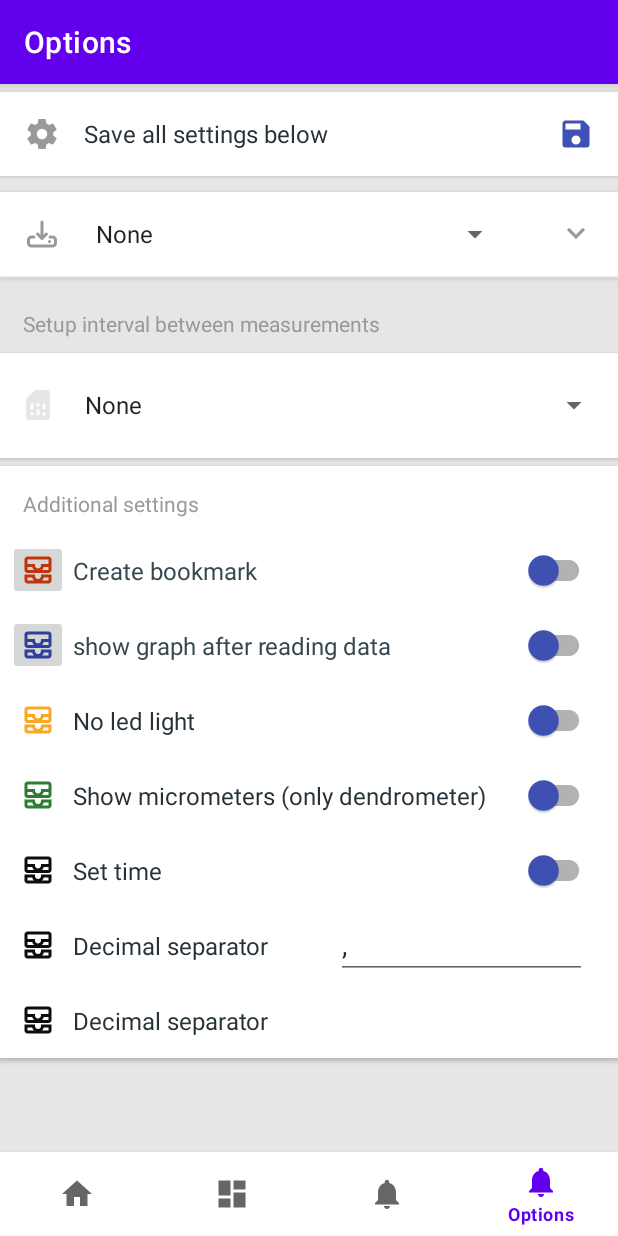
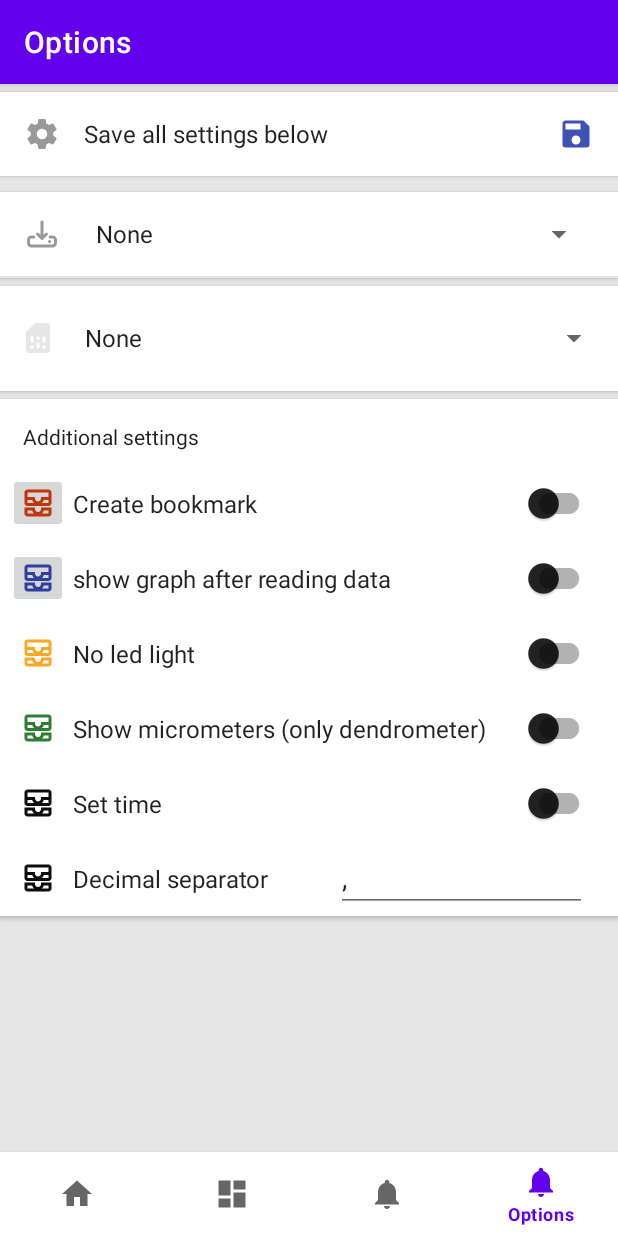
Before and after one commit to kratousek/lola, an Android app: the OptionsFragment screen opened through its navigation route, on a phone screen of 412 x 824 dp. Run offline under Robolectric (Android 15) with nearby library versions, the phone set to English and light mode, and no system bars; our stand-ins replace navigation-ui; libraries missing offline, so code that uses them is left out: com.github.mikephil.charting; 11 statements that could not run were skipped.

```diff
--- a/app/src/main/java/com/tomst/lolly/LollyService.java
+++ b/app/src/main/java/com/tomst/lolly/LollyService.java
@@ -3,6 +3,7 @@ package com.tomst.lolly;
 import android.app.Service;
 import android.content.Context;
 import android.content.Intent;
+import android.content.SharedPreferences;
 import android.content.pm.PackageManager;
 import android.location.LocationListener;
 import android.location.LocationManager;
@@ -151,10 +152,20 @@ public class LollyService extends Service {
             throw new UnsupportedOperationException("startBindService.mContext is null / (set app context !)");
         }
 
+        //Context context = getContext();
+        SharedPreferences sharedPref = mContext.getSharedPreferences(getString(R.string.save_options), mContext.MODE_PRIVATE);
+        SharedPreferences.Editor editor = sharedPref.edit();
+
+
         ftTMS = new TMSReader(mContext);
         ftTMS.ConnectDevice();
         ftTMS.SetHandler(handler);
         ftTMS.SetDataHandler(this.dataHandler);
+
+        // setup properties before running
+        ftTMS.Writebookmark =  sharedPref.getBoolean("bookmark",false);
+
+
         ftTMS.SetRunning(true); // povol provoz v mLoop
         //ftTMS.start();
 
--- a/app/src/main/java/com/tomst/lolly/core/TMSReader.java
+++ b/app/src/main/java/com/tomst/lolly/core/TMSReader.java
@@ -1,6 +1,4 @@
 package com.tomst.lolly.core;
-
-import static java.security.AccessController.getContext;
 
 import android.annotation.SuppressLint;
 import android.content.Context;
@@ -54,6 +52,7 @@ public class TMSReader extends Thread {
     public String SerialNumber;
     public String AdapterNumber;
     public RFirmware rfir;
+    public boolean Writebookmark;
 
 
     private static volatile TDevState devState;
@@ -919,6 +918,8 @@ public class TMSReader extends Thread {
         pars.SetHandler(datahandler);
         pars.SetDeviceType(rfir.DeviceType);
 
+
+
         if (ftDev == null)
         {
             Log.e("j2xx","SendMessage : d2xx device doesnt exist");
@@ -930,6 +931,9 @@ public class TMSReader extends Thread {
             Log.e("j2xx", "SendMessage: device not open");
             return false;
         }
+
+        // pointer na bookmark
+
 
         // pointer na nulu
         String respond = fHer.doCommand("S=$000000");
@@ -951,6 +955,7 @@ public class TMSReader extends Thread {
                 ss = parser.dpacket(respond);
                 Log.i(TAG,respond);
             };
+
             // jakou mam aktualne adresu
             respond = fHer.doCommand("S");
 
--- a/app/src/main/java/com/tomst/lolly/ui/options/OptionsFragment.java
+++ b/app/src/main/java/com/tomst/lolly/ui/options/OptionsFragment.java
@@ -28,6 +28,7 @@ import com.tomst.lolly.databinding.FragmentOptionsBinding;
 import com.tomst.lolly.utils.Tools;
 import com.tomst.lolly.utils.ViewAnimation;
 
+
 public class OptionsFragment extends Fragment implements AdapterView.OnItemSelectedListener {
 
 
@@ -35,12 +36,43 @@ public class OptionsFragment extends Fragment implements AdapterView.OnItemSelec
     public void onItemSelected(AdapterView<?> parent, View view,
                                int pos, long id)
     {
-        switch (parent.getId()) {
+        /*
+        int i = R.id.spiDownload;
+        int j = parent.getId();
 
+        if (i==R.id.spiDownload) {
+            String line = String.format("%s time: %s", modes_desc[pos], parent.getItemAtPosition(pos).toString());
+        }
+         */
+
+        switch (parent.getId()){
+            case R.id.spiDownload :
+                break;
+
+            case R.id.spiInterval:
+                break;
+
+            default:
+                Toast.makeText(getActivity(),"Spinner without onItemSelected ",Toast.LENGTH_LONG).show();
         }
 
-        String line = String.format("%s time: %s",modes_desc[pos],parent.getItemAtPosition(pos).toString());
+        /*
+        switch (j){
+            case
+        }
+         */
+
+        /*
+        switch (parent.getId()) {
+            case R.id.spiDownload:
+                String line = String.format("%s time: %s",modes_desc[pos],parent.getItemAtPosition(pos).toString());
+                break;
+
+            case R.id.spiInterval:
+                break;
+        }
         Toast.makeText(getActivity(), line , Toast.LENGTH_LONG).show();
+         */
     }
 
     @Override
@@ -128,6 +160,7 @@ public class OptionsFragment extends Fragment implements AdapterView.OnItemSelec
         }
     }
 
+    /*
     private void toggleSectionInfo(View view) {
         boolean show = toggleArrow(view);
         if (show) {
@@ -141,6 +174,7 @@ public class OptionsFragment extends Fragment implements AdapterView.OnItemSelec
             ViewAnimation.collapse(lyt_expand_info);
         }
     }
+     */
 
 
     private void SaveForm(){
@@ -156,8 +190,6 @@ public class OptionsFragment extends Fragment implements AdapterView.OnItemSelec
 //        editor.putBoolean("read_all",binding.readAll.isChecked());
 //        editor.putBoolean("read_bookmark",binding.readBookmark.isChecked());
 //        editor.putBoolean("read_date",binding.readDate.isChecked());
-
-
 
         // odkud vycitam
         int spiDownload = (int) binding.spiDownload.getSelectedItemId();
@@ -179,7 +211,12 @@ public class OptionsFragment extends Fragment implements AdapterView.OnItemSelec
         editor.putBoolean("settime",binding.settime.isChecked());
 
         // nastav carku-tecku
-        editor.putString("decimalseparator",binding.decimalseparator.toString());
+        String s = String.valueOf(binding.Deci.getText());
+        editor.putString("decimalseparator",s);
+
+        //editor.putString("decimalseparator",",");
+        //editor.putString("decimalseparator",",");
+
         editor.apply();
     }
 
@@ -212,7 +249,7 @@ public class OptionsFragment extends Fragment implements AdapterView.OnItemSelec
         binding.settime.setChecked(sharedPref.getBoolean("settime",false));
 
         String s = sharedPref.getString("decimalseparator",",");  // desetinny oddelovac
-        binding.decimalseparator.setText(s);
+        binding.Deci.setText(s);
     }
 
     @Override
@@ -244,6 +281,7 @@ public class OptionsFragment extends Fragment implements AdapterView.OnItemSelec
         //Resources res = getResources();
         modes_desc = res.getStringArray(R.array.modes_desc);
 
+        /*
         bt_toggle_info = (ImageButton) root.findViewById(R.id.bt_toggle_info);
         bt_toggle_info.setOnClickListener(new View.OnClickListener() {
             @Override
@@ -251,6 +289,7 @@ public class OptionsFragment extends Fragment implements AdapterView.OnItemSelec
                 toggleSectionInfo(bt_toggle_info);
             }
         });
+         */
 
         // nested scrollview
         nested_scroll_view = (NestedScrollView) root.findViewById(R.id.nested_scroll_view);
--- a/app/src/main/res/layout/fragment_options.xml
+++ b/app/src/main/res/layout/fragment_options.xml
@@ -39,7 +39,6 @@
                     <LinearLayout
                         android:layout_width="match_parent"
                         android:layout_height="wrap_content"
-                        android:background="@android:color/white"
                         android:gravity="center_vertical"
                         android:minHeight="?attr/actionBarSize"
                         android:orientation="horizontal">
@@ -57,7 +56,7 @@
                             android:layout_weight="1"
                             android:text="Save all settings below "
                             android:textAppearance="@style/TextAppearance.AppCompat.Subhead"
-                            android:textColor="@color/grey_90" />
+                            android:textColor="?android:textColorPrimary" />
 
                         <View
                             android:layout_width="@dimen/spacing_large"
@@ -96,7 +95,6 @@
                     <LinearLayout
                         android:layout_width="match_parent"
                         android:layout_height="wrap_content"
-                        android:background="@android:color/white"
                         android:gravity="center_vertical"
                         android:minHeight="?attr/actionBarSize"
                         android:orientation="horizontal">
@@ -115,18 +113,13 @@
                             android:layout_height="wrap_content"
                             android:layout_weight="1"
                             android:textAppearance="@style/TextAppearance.AppCompat.Subhead"
-                            android:textColor="@color/grey_80" />
+                            android:textColor="?android:textColorPrimary" />
 
                         <View
                             android:layout_width="@dimen/spacing_large"
                             android:layout_height="wrap_content" />
 
-                        <ImageButton
-                            android:id="@+id/bt_toggle_info"
-                            android:layout_width="?attr/actionBarSize"
-                            android:layout_height="?attr/actionBarSize"
-                            android:background="?attr/selectableItemBackgroundBorderless"
-                            app:srcCompat="@drawable/ic_expand_arrow" />
+
 
                     </LinearLayout>
 
@@ -149,16 +142,6 @@
 
 
             <!-- sekce s checkboxama !-->
-            <TextView
-                android:layout_width="wrap_content"
-                android:layout_height="wrap_content"
-                android:layout_marginBottom="@dimen/spacing_middle"
-                android:layout_marginLeft="@dimen/spacing_large"
-                android:layout_marginStart="@dimen/spacing_large"
-                android:layout_marginTop="@dimen/spacing_large"
-                android:text="Setup interval between measurements"
-                android:textAppearance="@style/TextAppearance.AppCompat.Body1"
-                android:textColor="@color/grey_40" />
 
 
                 <androidx.cardview.widget.CardView
@@ -202,7 +185,7 @@
                                 android:layout_height="wrap_content"
                                 android:layout_weight="1"
                                 android:textAppearance="@style/TextAppearance.AppCompat.Subhead"
-                                android:textColor="@color/grey_80" />
+                                android:textColor="?android:textColorPrimary" />
 
                         </LinearLayout>
 
@@ -234,7 +217,7 @@
                             android:layout_marginBottom="@dimen/spacing_middle"
                             android:text="Additional settings"
                             android:textAppearance="@style/TextAppearance.AppCompat.Body1"
-                            android:textColor="@color/grey_40" />
+                            android:textColor="?android:textColorPrimary" />
 
 
                         <LinearLayout
@@ -264,7 +247,8 @@
                                 android:layout_weight="1"
                                 android:text="Create bookmark"
                                 android:textAppearance="@style/TextAppearance.AppCompat.Subhead"
-                                android:textColor="@color/grey_80" />
+                                android:textColor="?android:textColorPrimary"
+                                />
 
                             <View
                                 android:layout_width="@dimen/spacing_middle"
@@ -275,7 +259,8 @@
                                 android:layout_width="wrap_content"
                                 android:layout_height="wrap_content"
                                 android:checked="true"
-                                app:thumbTint="@color/colorPrimary" />
+                                app:thumbTint="?android:textColorPrimary"
+                                />
                             <View
                                 android:layout_width="@dimen/spacing_middle"
                                 android:layout_height="wrap_content" />
@@ -309,7 +294,8 @@
                                 android:layout_weight="1"
                                 android:text="show graph after reading data"
                                 android:textAppearance="@style/TextAppearance.AppCompat.Subhead"
-                                android:textColor="@color/grey_80" />
+                                android:textColor="?android:textColorPrimary"/>
+
 
                             <View
                                 android:layout_width="@dimen/spacing_middle"
@@ -320,7 +306,7 @@
                                 android:layout_width="wrap_content"
                                 android:layout_height="wrap_content"
                                 android:checked="true"
-                                app:thumbTint="@color/colorPrimary" />
+                                app:thumbTint="?android:textColorPrimary" />
                             <View
                                 android:layout_width="@dimen/spacing_middle"
                                 android:layout_height="wrap_content" />
@@ -355,7 +341,7 @@
                                 android:layout_weight="1"
                                 android:text="No led light"
                                 android:textAppearance="@style/TextAppearance.AppCompat.Subhead"
-                                android:textColor="@color/grey_90" />
+                                android:textColor="?android:textColorPrimary" />
                             <View
                                 android:layout_width="@dimen/spacing_middle"
                                 android:layout_height="wrap_content" />
@@ -365,7 +351,7 @@
                                 android:layout_width="wrap_content"
                                 android:layout_height="wrap_content"
                                 android:checked="true"
-                                app:thumbTint="@color/colorPrimary" />
+                                app:thumbTint="?android:textColorPrimary" />
 
                             <View
                                 android:layout_width="@dimen/spacing_middle"
@@ -401,7 +387,7 @@
                                 android:layout_weight="1"
                                 android:text="Show micrometers (only dendrometer)"
                                 android:textAppearance="@style/TextAppearance.AppCompat.Subhead"
-                                android:textColor="@color/grey_90" />
+                                android:textColor="?android:textColorPrimary" />
                             <View
                                 android:layout_width="@dimen/spacing_middle"
                                 android:layout_height="wrap_content" />
@@ -411,7 +397,7 @@
                                 android:layout_width="wrap_content"
                                 android:layout_height="wrap_content"
                                 android:checked="false"
-                                app:thumbTint="@color/colorPrimary" />
+                                app:thumbTint="?android:textColorPrimary" />
 
                             <View
                                 android:layout_width="@dimen/spacing_middle"
@@ -447,7 +433,7 @@
                                 android:layout_weight="1"
                                 android:text="Set time"
                                 android:textAppearance="@style/TextAppearance.AppCompat.Subhead"
-                                android:textColor="@color/grey_90" />
+                                android:textColor="?android:textColorPrimary" />
                             <View
                                 android:layout_width="@dimen/spacing_middle"
                                 android:layout_height="wrap_content" />
@@ -457,7 +443,7 @@
                                 android:layout_width="wrap_content"
                                 android:layout_height="wrap_content"
                                 android:checked="true"
-                                app:thumbTint="@color/colorPrimary" />
+                                app:thumbTint="?android:textColorPrimary" />
 
                             <View
                                 android:layout_width="@dimen/spacing_middle"
@@ -492,70 +478,26 @@
                                 android:layout_weight="1"
                                 android:text="Decimal separator"
                                 android:textAppearance="@style/TextAppearance.AppCompat.Subhead"
-                                android:textColor="@color/grey_90" />
+                                android:textColor="?android:textColorPrimary" />
                             <View
                                 android:layout_width="@dimen/spacing_middle"
                                 android:layout_height="wrap_content" />
 
                             <EditText
-                                android:id="@+id/decimalseparator"
+                                android:id="@+id/Deci"
                                 android:layout_width="1dp"
                                 android:layout_height="wrap_content"
                                 android:layout_weight="1"
-                                android:ems="10"
                                 android:inputType="text"
-                                android:text="xxxxx" />
+                                android:text="text" />
 
                             <View
                                 android:layout_width="@dimen/spacing_large"
                                 android:layout_height="wrap_content" />
 
+                        </LinearLayout>
 
 
-                        </LinearLayout>
-
-                        <LinearLayout
-                            android:layout_width="match_parent"
-                            android:layout_height="wrap_content"
-                            android:background="?attr/selectableItemBackground"
-                            android:clickable="true"
-                            android:gravity="center_vertical"
-                            android:minHeight="@dimen/spacing_xxlarge"
-                            android:orientation="horizontal"
-                            android:paddingLeft="@dimen/spacing_medium"
-                            android:paddingRight="@dimen/spacing_medium">
-
-                            <ImageButton
-                                android:layout_width="@dimen/spacing_xmlarge"
-                                android:layout_height="@dimen/spacing_xmlarge"
-                                android:background="@android:color/transparent"
-                                app:srcCompat="@drawable/ic_all_inbox"
-                                app:tint="@color/grey_100" />
-
-                            <View
-                                android:layout_width="@dimen/spacing_small"
-                                android:layout_height="wrap_content" />
-
-                            <TextView
-                                android:layout_width="0dp"
-                                android:layout_height="wrap_content"
-                                android:layout_weight="1"
-                                android:text="Decimal separator"
-                                android:textAppearance="@style/TextAppearance.AppCompat.Subhead"
-                                android:textColor="@color/grey_90" />
-                            <View
-                                android:layout_width="@dimen/spacing_middle"
-                                android:layout_height="wrap_content" />
-
-
-
-                            <View
-                                android:layout_width="@dimen/spacing_large"
-                                android:layout_height="wrap_content" />
-
-
-
-                        </LinearLayout>
 
 
 
```
Also changed, not shown: build.gradle (+5 -3 lines), gradle.properties (+6 -1 lines).
